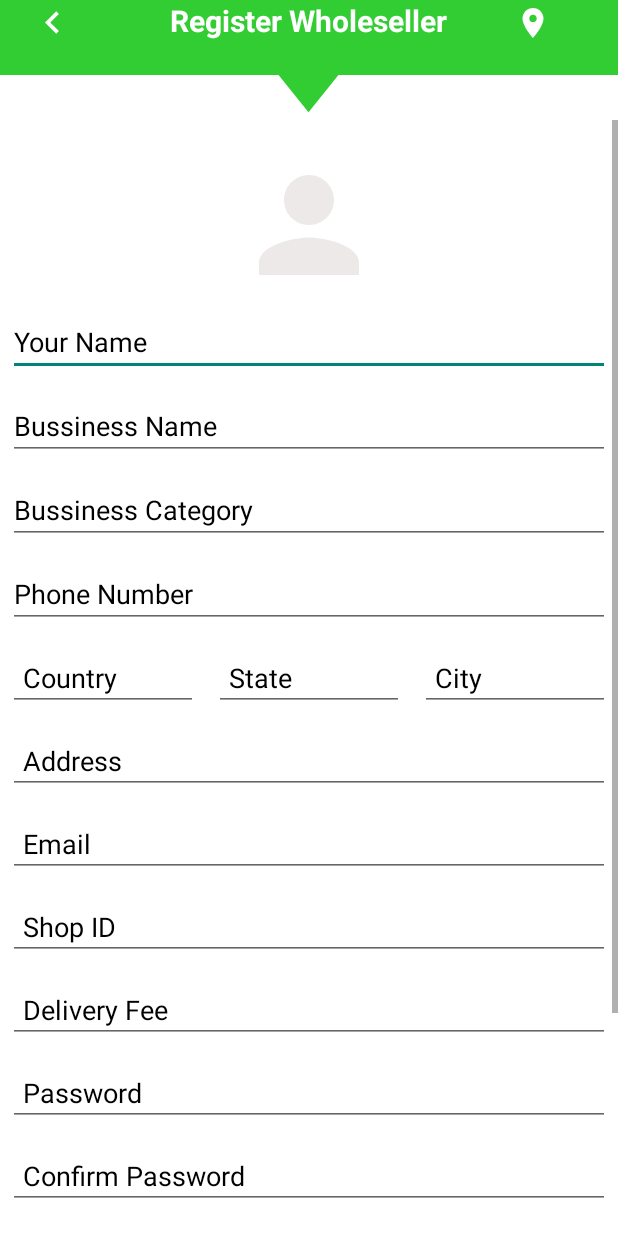
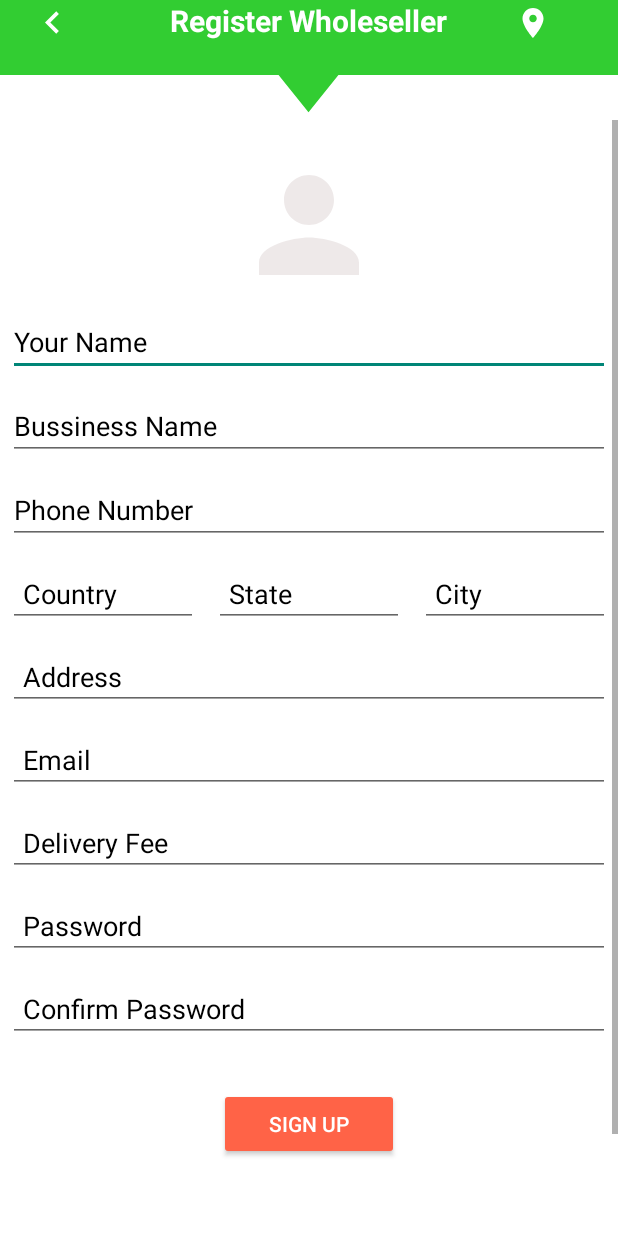
Before and after one commit to SouravPrasad98/projects, an Android app: the Wholeseller_register screen opened directly, with no data from a screen before it, on a phone screen of 412 x 824 dp. Run offline under Robolectric (Android 15) with nearby library versions, the phone set to English and light mode, and no system bars; our stand-ins replace Firebase (no records; nobody signed in at launch, a user with empty details on screens opened directly); libraries missing offline, so code that uses them is left out: io.grpc.okhttp; plain views replace CircularImageView; pictures from the network do not load.

Commit message:
wholeseller products

```diff
--- a/app/src/main/AndroidManifest.xml
+++ b/app/src/main/AndroidManifest.xml
@@ -29,7 +29,10 @@
         <activity android:name=".User_activity" />
         <activity android:name=".Retailer_register" />
         <activity android:name=".User_register" />
-        <activity android:name=".Wholeseller_activity" />
+        <activity android:name=".Wholeseller_activity" >
+
+
+        </activity>
         <activity android:name=".Wholeseller_forgotpassword" />
         <activity android:name=".Wholeseller_register" />
         <activity android:name=".Wholeseller_LoginActivity" />
--- a/app/src/main/java/com/example/mail/Wholeseller_activity.java
+++ b/app/src/main/java/com/example/mail/Wholeseller_activity.java
@@ -5,6 +5,7 @@ import androidx.appcompat.app.AppCompatActivity;
 
 import android.content.Intent;
 import android.os.Bundle;
+import android.util.Log;
 import android.view.View;
 import android.widget.ImageButton;
 import android.widget.ImageView;
@@ -61,6 +62,7 @@ public class Wholeseller_activity extends AppCompatActivity {
 
     private void checkuser(){
         FirebaseUser user = firebaseAuth.getCurrentUser();
+        Log.d("checkuserAyush", "checkuser: " + user.toString());
         if(user==null){
             startActivity(new Intent(Wholeseller_activity.this, Choice_Role.class));
             finish();
--- a/app/src/main/res/layout/activity_wholeseller_activity.xml
+++ b/app/src/main/res/layout/activity_wholeseller_activity.xml
@@ -74,7 +74,7 @@
         android:layout_marginBottom="60dp"
         android:layout_centerHorizontal="true"/>
 
-    <com.blogspot.atifsoftwares.circularimageview.CircularImageView
+    <ImageButton
         android:id="@+id/addproduct"
         android:layout_width="80dp"
         android:layout_height="80dp"
@@ -83,10 +83,6 @@
         android:layout_marginRight="11dp"
         android:layout_marginBottom="92dp"
         android:background="@color/white"
-        app:c_border="true"
-        app:c_border_width="2dp"
-        app:c_border_color="@color/limegreen"
-
         android:src="@drawable/ic_baseline_add_shopping_cart_24" />
 
 
--- a/app/src/main/res/layout/activity_wholeseller_addproduct.xml
+++ b/app/src/main/res/layout/activity_wholeseller_addproduct.xml
@@ -76,7 +76,7 @@
             android:inputType="textPersonName|textCapWords"
             android:padding="10dp"
             android:layout_below="@id/productname"/>
-        <EditText
+        <TextView
             android:layout_width="match_parent"
             android:layout_height="wrap_content"
             android:layout_margin="5dp"
@@ -104,7 +104,7 @@
             android:layout_margin="5dp"
             android:drawablePadding="10dp"
             android:id="@+id/productprice"
-            android:hint="Quantity"
+            android:hint="Price"
             android:inputType="numberDecimal"
             android:padding="10dp"
             android:layout_below="@id/productquantity"/>
@@ -133,7 +133,7 @@
             android:drawablePadding="10dp"
             android:id="@+id/discountnote"
             android:hint="Discount note eg:10% off"
-            android:inputType="numberDecimal"
+            android:inputType="textCapSentences"
             android:padding="10dp"
             android:layout_below="@id/discountedpriceEt"/>
         <Button
--- a/app/src/main/res/layout/activity_wholeseller_register.xml
+++ b/app/src/main/res/layout/activity_wholeseller_register.xml
@@ -98,24 +98,13 @@
                 android:inputType="text"
                 android:layout_margin="5dp"/>
 
-            <EditText
-                android:id="@+id/busstyyp"
-                android:textColor="@color/black"
-                android:layout_width="match_parent"
-                android:layout_height="wrap_content"
-                android:layout_below="@id/bussnm"
-                android:hint="Bussiness Category"
-                android:textColorHint="@color/black"
-                android:inputType="text"
-                android:layout_margin="5dp"/>
-
 
             <EditText
                 android:id="@+id/PhoneNumber"
                 android:textColor="@color/black"
                 android:layout_width="match_parent"
                 android:layout_height="wrap_content"
-                android:layout_below="@id/busstyyp"
+                android:layout_below="@id/bussnm"
                 android:hint="Phone Number"
                 android:textColorHint="@color/black"
                 android:inputType="numberDecimal"
@@ -198,18 +187,6 @@
                 android:layout_height="wrap_content"
                 android:textColor="@color/black"
                 android:layout_below="@id/emaillidddd"
-                android:id="@+id/wholid"
-                android:hint="Shop ID"
-                android:textColorHint="@color/black"
-                android:padding="10dp"
-                android:inputType="textEmailAddress"
-                android:layout_margin="5dp"/>
-
-            <EditText
-                android:layout_width="match_parent"
-                android:layout_height="wrap_content"
-                android:textColor="@color/black"
-                android:layout_below="@id/wholid"
                 android:id="@+id/delevid"
                 android:hint="Delivery Fee"
                 android:textColorHint="@color/black"
```
Also changed, not shown: app/src/main/java/com/example/mail/Splashscreen.java (+40 -5 lines), app/src/main/java/com/example/mail/Wholeseller_LoginActivity.java (+9 -6 lines), app/src/main/java/com/example/mail/Wholeseller_addproduct.java (+18 -15 lines), app/src/main/java/com/example/mail/Wholeseller_forgotpassword.java (+4 -3 lines), app/src/main/java/com/example/mail/Wholeseller_register.java (+14 -23 lines), app/src/main/res/layout/activity_wholeseller_login.xml (renamed from app/src/main/res/layout/activity_wholeseller__login.xml).
